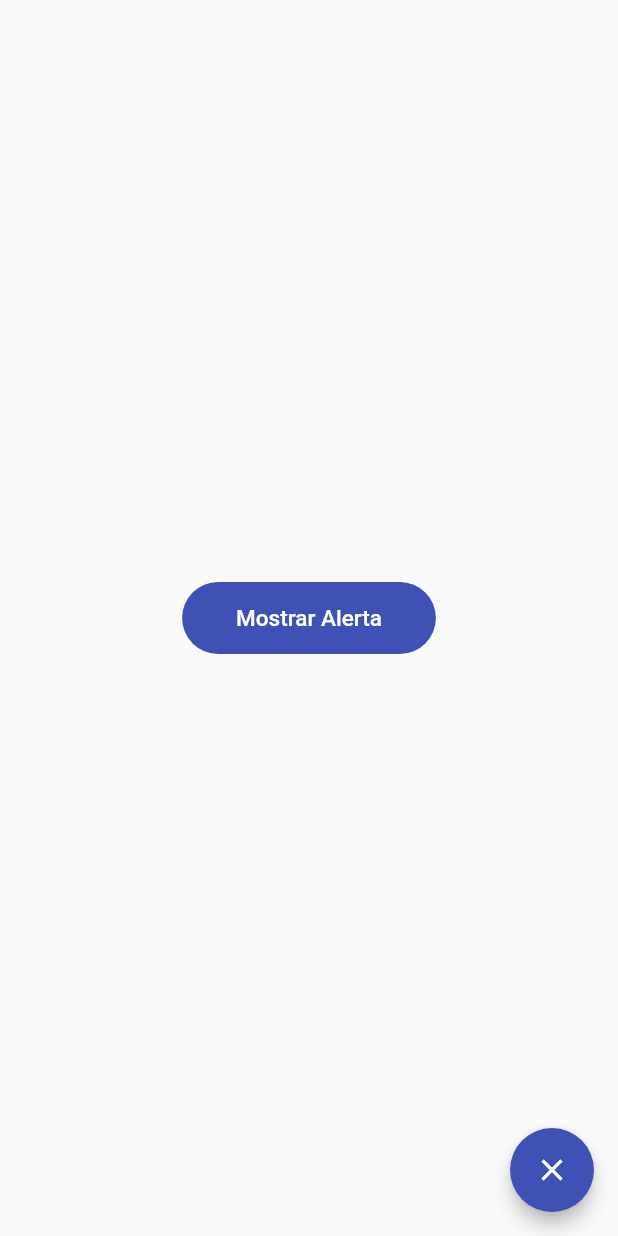
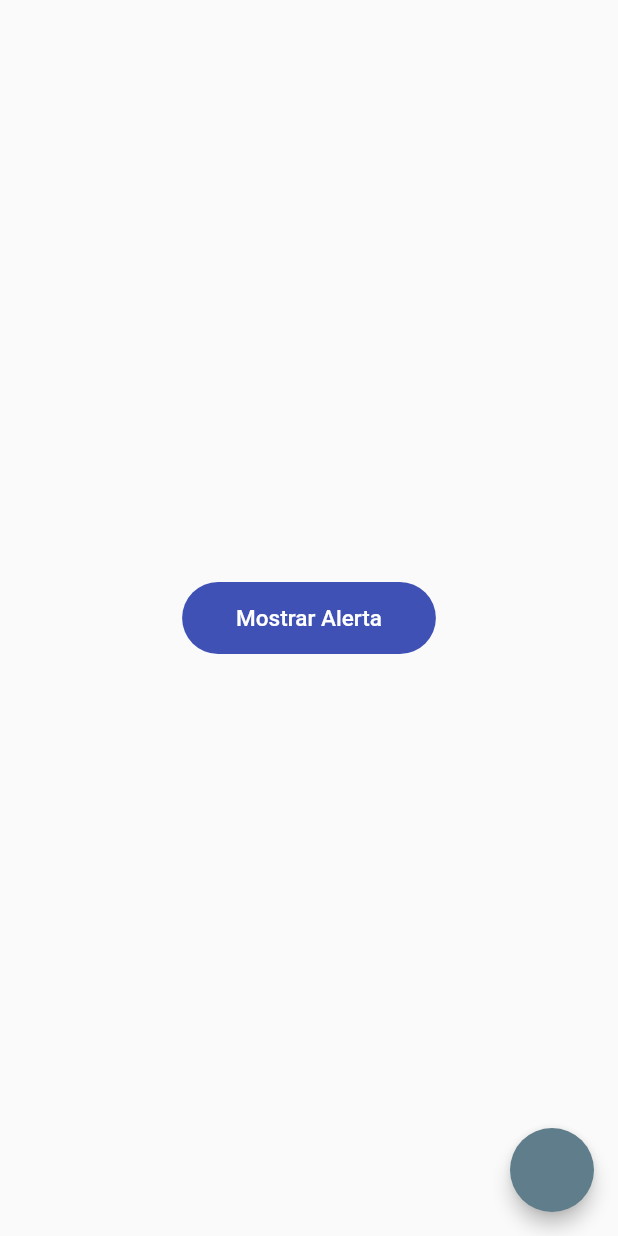
Before and after one commit to andresar784/UdemyFlutterCourse, a Flutter app: the AlertScreen screen opened by its route, on a phone screen of 412 x 824 dp. Run offline on Flutter 3.47's test engine with Material 2 defaults, Android fonts, the phone set to English and light mode, and no system bars; statements that could not run were skipped.

Commit message:
New changes added

```diff
--- a/lib/screens/alertscreens.dart
+++ b/lib/screens/alertscreens.dart
@@ -17,7 +17,7 @@ class AlertScreen extends StatelessWidget {
            ),
       ),
       floatingActionButton: FloatingActionButton(
-        backgroundColor: Colors.indigo,
+        backgroundColor: Colors.lightBlue
         child: const Icon(Icons.close),
         onPressed: () {
          Navigator.pop(context);
```
